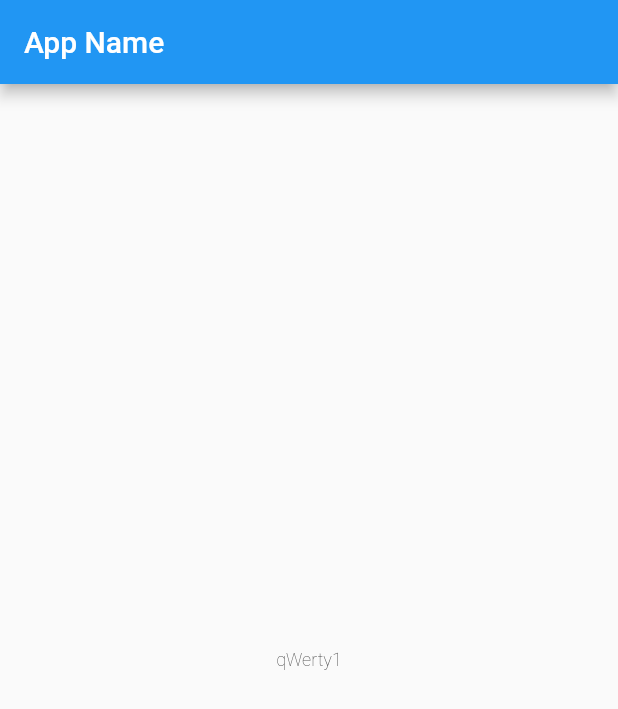
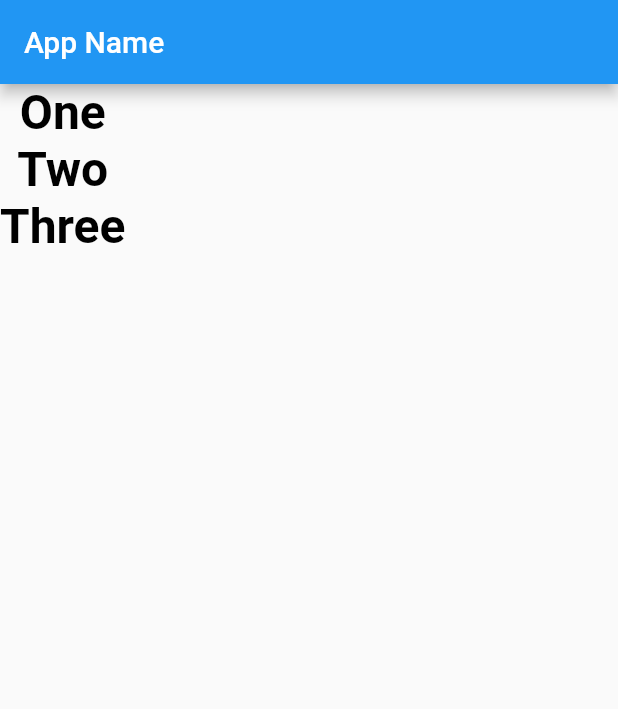
Before and after one commit to besumero628/flutter3_basic, a Flutter app: the screen it shows after launch, on a phone screen of 412 x 824 dp. Shown: the top 709 px of the screen. Run offline on Flutter 3.47's test engine with Material 2 defaults, Android fonts, the light colour scheme and no system bars.

```diff
--- a/flutter_app/lib/main.dart
+++ b/flutter_app/lib/main.dart
@@ -34,18 +34,40 @@ class _MyHomePageState extends State<MyHomePage> {
           title: new Text('App Name'),
           ),
         body:
-          new Center(
-            child:
-              new Text(
-              "qWerty1",
-                style: new TextStyle(fontSize:12.0,
-                color: const Color(0xFF000000),
-                fontWeight: FontWeight.w200,
-                fontFamily: "Roboto"),
+          Column(
+            mainAxisAlignment: MainAxisAlignment.start,
+            mainAxisSize: MainAxisSize.max,
+            crossAxisAlignment: CrossAxisAlignment.center,
+            children: <Widget>[
+              Text(
+                "One",
+                style: TextStyle(
+                  fontSize: 32.0,
+                  color: const Color(0xff000000),
+                  fontWeight: FontWeight.w700,
+                  fontFamily: "Roboto",
+                ),
               ),
-
+              Text(
+                "Two",
+                style: TextStyle(
+                  fontSize: 32.0,
+                  color: const Color(0xff000000),
+                  fontWeight: FontWeight.w700,
+                  fontFamily: "Roboto",
+                )
+              ),
+              Text(
+                "Three",
+                style: TextStyle(
+                  fontSize: 32.0,
+                  color: const Color(0xff000000),
+                  fontWeight: FontWeight.w700,
+                  fontFamily: "Roboto",
+                )
+              )
+            ]
           ),
-
       );
     }
 }
```
